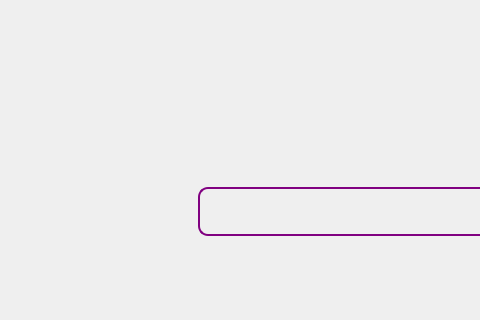
Mamad-MD/JukeBox-MusicPlayer-, file Login/forgotpasswordwindow.ui: the form before one commit; both pictures show x 0 to 480 and y 0 to 320 of the 800 by 450 pixel window.
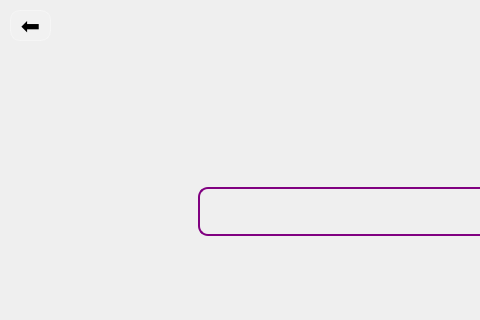
The form after the commit. Icons and pictures are not drawn.

The edit to the form file:
```diff
--- a/Login/forgotpasswordwindow.ui
+++ b/Login/forgotpasswordwindow.ui
@@ -86,6 +86,43 @@
      <string/>
     </property>
    </widget>
+   <widget class="QPushButton" name="backToLoginButton">
+    <property name="geometry">
+     <rect>
+      <x>10</x>
+      <y>10</y>
+      <width>41</width>
+      <height>31</height>
+     </rect>
+    </property>
+    <property name="font">
+     <font>
+      <pointsize>17</pointsize>
+     </font>
+    </property>
+    <property name="styleSheet">
+     <string notr="true">QPushButton {
+    background-color: rgba(255, 255, 255, 30); /* حالت نیمه شفاف */
+    border: 1px solid rgba(255, 255, 255, 80);
+    border-radius: 10px;
+    padding: 5px;
+    icon-size: 20px 20px;
+}
+
+QPushButton:hover {
+    background-color: rgba(255, 255, 255, 50);
+    border: 1px solid rgba(255, 255, 255, 120);
+}
+
+QPushButton:pressed {
+    background-color: rgba(255, 255, 255, 80);
+}
+</string>
+    </property>
+    <property name="text">
+     <string>⬅</string>
+    </property>
+   </widget>
   </widget>
  </widget>
  <resources/>
```
